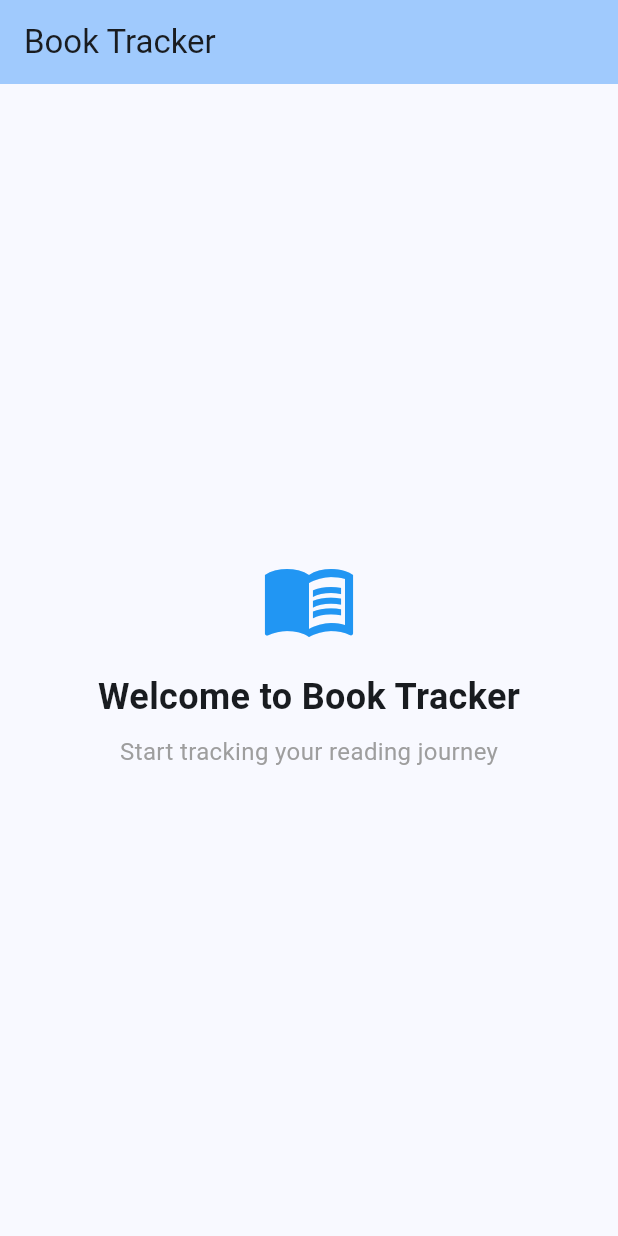
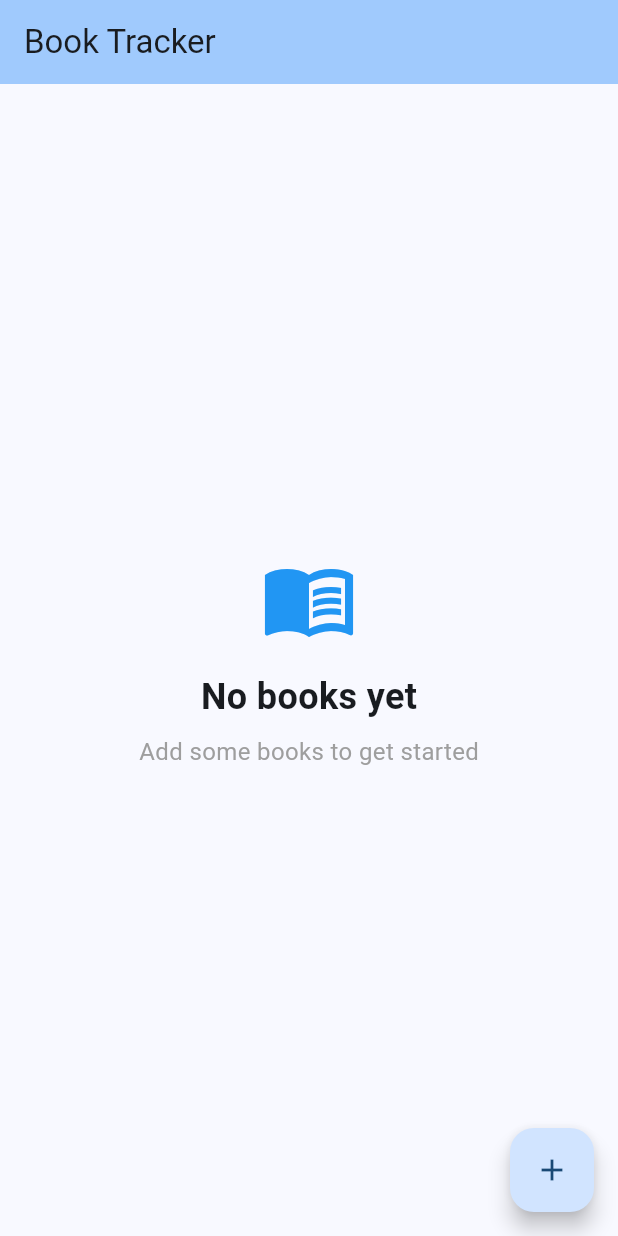
Before and after one commit to 0x6762/book-tracker, a Flutter app: the screen it shows after launch, on a phone screen of 412 x 824 dp. Run offline on Flutter 3.47's test engine with Material 3 defaults, Android fonts, the phone set to English and light mode, and no system bars; our stand-ins replace drift; accounts and stored records are empty; generated files the repository leaves out were written again.

Commit message:
Drift database setup

```diff
--- /dev/null
+++ b/lib/data/database/app_database.dart
@@ -0,0 +1,78 @@
+import 'dart:io';
+import 'package:drift/drift.dart';
+import 'package:drift/native.dart';
+import 'package:path_provider/path_provider.dart';
+import 'package:path/path.dart' as p;
+import '../../domain/entities/book.dart';
+
+part 'app_database.g.dart';
+
+// Drift table definition
+class Books extends Table {
+  IntColumn get id => integer().autoIncrement()();
+  TextColumn get googleBooksId => text().unique()();
+  TextColumn get title => text()();
+  TextColumn get authors => text()();
+  TextColumn get description => text().nullable()();
+  TextColumn get thumbnailUrl => text().nullable()();
+  TextColumn get publishedDate => text().nullable()();
+  IntColumn get pageCount => integer().nullable()();
+}
+
+@DriftDatabase(tables: [Books])
+class AppDatabase extends _$AppDatabase {
+  AppDatabase() : super(_openConnection());
+
+  @override
+  int get schemaVersion => 1;
+
+  // Books DAO methods
+  Future<List<Book>> getAllBooks() => select(books).get();
+
+  Future<int> insertBook(BooksCompanion book) => into(books).insert(book);
+
+  Future<int> deleteBook(int id) =>
+      (delete(books)..where((tbl) => tbl.id.equals(id))).go();
+}
+
+LazyDatabase _openConnection() {
+  return LazyDatabase(() async {
+    final dbFolder = await getApplicationDocumentsDirectory();
+    final file = File(p.join(dbFolder.path, 'book_tracker.db'));
+    return NativeDatabase.createInBackground(file);
+  });
+}
+
+// Extension to convert between Drift data and domain entities
+extension DriftBookExtension on Book {
+  // Convert from Drift data to domain entity
+  BookEntity toEntity() {
+    return BookEntity(
+      id: id,
+      googleBooksId: googleBooksId,
+      title: title,
+      authors: authors,
+      description: description,
+      thumbnailUrl: thumbnailUrl,
+      publishedDate: publishedDate,
+      pageCount: pageCount,
+    );
+  }
+}
+
+// Extension to convert from domain entity to Drift companion
+extension DomainBookExtension on BookEntity {
+  // Convert from domain entity to Drift companion
+  BooksCompanion toCompanion() {
+    return BooksCompanion(
+      id: id != null ? Value(id!) : const Value.absent(),
+      googleBooksId: Value(googleBooksId),
+      title: Value(title),
+      authors: Value(authors),
+      description: Value(description),
+      thumbnailUrl: Value(thumbnailUrl),
+      publishedDate: Value(publishedDate),
+      pageCount: Value(pageCount),
+    );
+  }
+}
--- /dev/null
+++ b/lib/domain/entities/book.dart
@@ -0,0 +1,30 @@
+class BookEntity {
+  final int? id;
+  final String googleBooksId;
+  final String title;
+  final String authors;
+  final String? description;
+  final String? thumbnailUrl;
+  final String? publishedDate;
+  final int? pageCount;
+
+  const BookEntity({
+    this.id,
+    required this.googleBooksId,
+    required this.title,
+    required this.authors,
+    this.description,
+    this.thumbnailUrl,
+    this.publishedDate,
+    this.pageCount,
+  });
+
+  @override
+  bool operator ==(Object other) {
+    if (identical(this, other)) return true;
+    return other is BookEntity && other.googleBooksId == googleBooksId;
+  }
+
+  @override
+  int get hashCode => googleBooksId.hashCode;
+}
--- a/lib/main.dart
+++ b/lib/main.dart
@@ -1,4 +1,7 @@
 import 'package:flutter/material.dart';
+import 'package:provider/provider.dart';
+import 'presentation/providers/book_provider.dart';
+import 'domain/entities/book.dart';
 
 void main() {
   runApp(const BookTrackerApp());
@@ -9,19 +12,36 @@ class BookTrackerApp extends StatelessWidget {
 
   @override
   Widget build(BuildContext context) {
-    return MaterialApp(
+    return ChangeNotifierProvider(
+      create: (context) => BookProvider(),
+      child: MaterialApp(
         title: 'Book Tracker',
         theme: ThemeData(
           colorScheme: ColorScheme.fromSeed(seedColor: Colors.blue),
           useMaterial3: true,
         ),
         home: const BookTrackerHomePage(),
+      ),
     );
   }
 }
 
-class BookTrackerHomePage extends StatelessWidget {
+class BookTrackerHomePage extends StatefulWidget {
   const BookTrackerHomePage({super.key});
+
+  @override
+  State<BookTrackerHomePage> createState() => _BookTrackerHomePageState();
+}
+
+class _BookTrackerHomePageState extends State<BookTrackerHomePage> {
+  @override
+  void initState() {
+    super.initState();
+    // Load books when the page initializes
+    WidgetsBinding.instance.addPostFrameCallback((_) {
+      context.read<BookProvider>().loadBooks();
+    });
+  }
 
   @override
   Widget build(BuildContext context) {
@@ -30,23 +50,76 @@ class BookTrackerHomePage extends StatelessWidget {
         title: const Text('Book Tracker'),
         backgroundColor: Theme.of(context).colorScheme.inversePrimary,
       ),
-      body: const Center(
+      body: Consumer<BookProvider>(
+        builder: (context, bookProvider, child) {
+          if (bookProvider.isLoading) {
+            return const Center(child: CircularProgressIndicator());
+          }
+
+          if (bookProvider.error != null) {
+            return Center(
+              child: Column(
+                mainAxisAlignment: MainAxisAlignment.center,
+                children: [
+                  Text('Error: ${bookProvider.error}'),
+                  ElevatedButton(
+                    onPressed: () => bookProvider.loadBooks(),
+                    child: const Text('Retry'),
+                  ),
+                ],
+              ),
+            );
+          }
+
+          if (bookProvider.books.isEmpty) {
+            return const Center(
               child: Column(
                 mainAxisAlignment: MainAxisAlignment.center,
                 children: [
                   Icon(Icons.menu_book, size: 64, color: Colors.blue),
                   SizedBox(height: 16),
                   Text(
-              'Welcome to Book Tracker',
+                    'No books yet',
                     style: TextStyle(fontSize: 24, fontWeight: FontWeight.bold),
                   ),
                   SizedBox(height: 8),
                   Text(
-              'Start tracking your reading journey',
+                    'Add some books to get started',
                     style: TextStyle(fontSize: 16, color: Colors.grey),
                   ),
                 ],
               ),
+            );
+          }
+
+          return ListView.builder(
+            itemCount: bookProvider.books.length,
+            itemBuilder: (context, index) {
+              final book = bookProvider.books[index];
+              return ListTile(
+                title: Text(book.title),
+                subtitle: Text(book.authors),
+                trailing: IconButton(
+                  icon: const Icon(Icons.delete),
+                  onPressed: () => bookProvider.deleteBook(book.id!),
+                ),
+              );
+            },
+          );
+        },
+      ),
+      floatingActionButton: FloatingActionButton(
+        onPressed: () {
+          // For now, just add a sample book
+          final sampleBook = BookEntity(
+            googleBooksId: 'sample_${DateTime.now().millisecondsSinceEpoch}',
+            title: 'Sample Book ${DateTime.now().millisecondsSinceEpoch}',
+            authors: 'Sample Author',
+            description: 'This is a sample book for testing',
+          );
+          context.read<BookProvider>().addBook(sampleBook);
+        },
+        child: const Icon(Icons.add),
       ),
     );
   }
--- /dev/null
+++ b/lib/presentation/providers/book_provider.dart
@@ -0,0 +1,53 @@
+import 'package:flutter/foundation.dart';
+import '../../data/database/app_database.dart';
+import '../../domain/entities/book.dart';
+
+class BookProvider with ChangeNotifier {
+  final AppDatabase _database = AppDatabase();
+
+  List<BookEntity> _books = [];
+  bool _isLoading = false;
+  String? _error;
+
+  List<BookEntity> get books => _books;
+  bool get isLoading => _isLoading;
+  String? get error => _error;
+
+  Future<void> loadBooks() async {
+    _setLoading(true);
+    try {
+      final bookDataList = await _database.getAllBooks();
+      _books = bookDataList.map((bookData) => bookData.toEntity()).toList();
+      _error = null;
+    } catch (e) {
+      _error = 'Failed to load books: $e';
+    } finally {
+      _setLoading(false);
+    }
+  }
+
+  Future<void> addBook(BookEntity book) async {
+    try {
+      await _database.insertBook(book.toCompanion());
+      await loadBooks(); // Refresh the list
+    } catch (e) {
+      _error = 'Failed to add book: $e';
+      notifyListeners();
+    }
+  }
+
+  Future<void> deleteBook(int id) async {
+    try {
+      await _database.deleteBook(id);
+      await loadBooks(); // Refresh the list
+    } catch (e) {
+      _error = 'Failed to delete book: $e';
+      notifyListeners();
+    }
+  }
+
+  void _setLoading(bool loading) {
+    _isLoading = loading;
+    notifyListeners();
+  }
+}
```
Also changed, not shown: pubspec.yaml (+16 -0 lines), lib/data/database/app_database.g.dart (added), pubspec.lock, 1 other file. Lines whose indentation alone changed are shown as unchanged.
